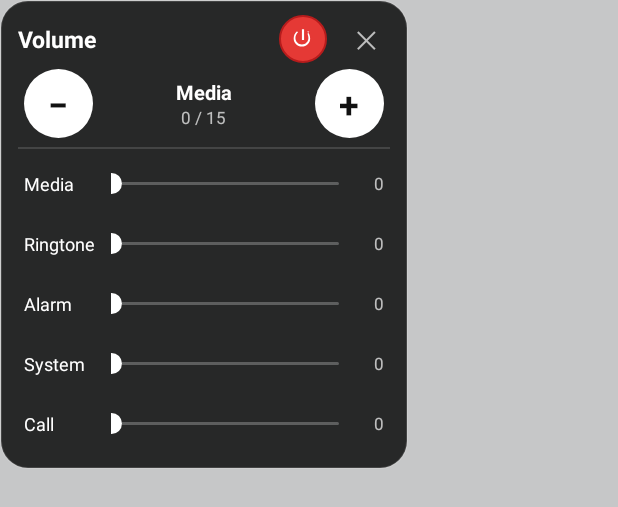
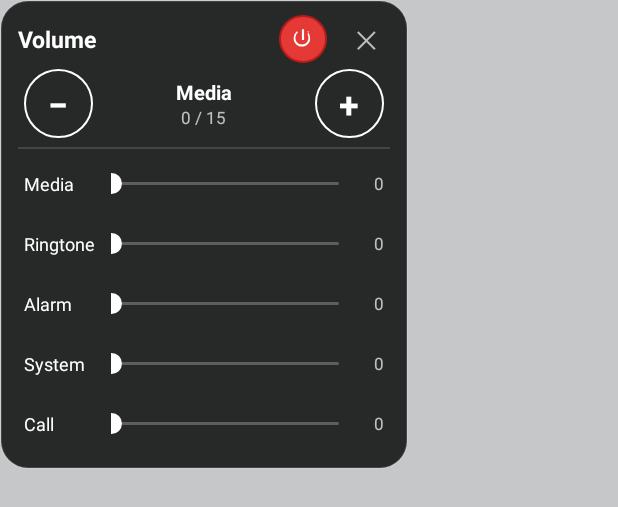
Before and after one commit to i-am-sleepy/floaty-oppoa3s, an Android app: the layout overlay_panel.xml on its own in the app's theme, with its tools: preview values and no code run, on a phone screen of 412 x 824 dp. Shown: the top 507 px of the screen. Run offline under Robolectric (Android 15) with nearby library versions, the phone set to English and light mode, and no system bars.

Commit message:
v1.4.1: outlined white +/− buttons (transparent fill, white signs)

```diff
--- a/app/build.gradle
+++ b/app/build.gradle
@@ -16,8 +16,8 @@ android {
         applicationId 'com.floaty.volume'
         minSdk 26          // Android 8.0 Oreo and newer (8.x, 9, 10, 11, 12+)
         targetSdk 28       // Android 9 behaviour: overlay + foreground-service rules
-        versionCode 5
-        versionName '1.4'
+        versionCode 6
+        versionName '1.4.1'
     }
 
     signingConfigs {
--- a/app/src/main/res/drawable/bg_step_button_dark.xml
+++ /dev/null
@@ -1,6 +0,0 @@
-<?xml version="1.0" encoding="utf-8"?>
-<!-- +/- step buttons on the dark panel: solid white, dark glyph. -->
-<shape xmlns:android="http://schemas.android.com/apk/res/android"
-    android:shape="oval">
-    <solid android:color="@color/step_bg_dark" />
-</shape>
--- /dev/null
+++ b/app/src/main/res/drawable/bg_step_button_outline.xml
@@ -0,0 +1,10 @@
+<?xml version="1.0" encoding="utf-8"?>
+<!-- +/- step buttons on the dark panel: transparent fill (the panel's black
+     background shows through) with a white circular outline. -->
+<shape xmlns:android="http://schemas.android.com/apk/res/android"
+    android:shape="oval">
+    <solid android:color="@android:color/transparent" />
+    <stroke
+        android:width="1.5dp"
+        android:color="@color/white" />
+</shape>
--- a/app/src/main/res/layout/overlay_panel.xml
+++ b/app/src/main/res/layout/overlay_panel.xml
@@ -80,10 +80,10 @@
                 android:layout_width="46dp"
                 android:layout_height="46dp"
                 android:layout_marginStart="4dp"
-                android:background="@drawable/bg_step_button_dark"
+                android:background="@drawable/bg_step_button_outline"
                 android:gravity="center"
                 android:text="−"
-                android:textColor="@color/step_text_dark"
+                android:textColor="@color/white"
                 android:textSize="24sp"
                 android:textStyle="bold" />
 
@@ -117,10 +117,10 @@
                 android:layout_width="46dp"
                 android:layout_height="46dp"
                 android:layout_marginEnd="4dp"
-                android:background="@drawable/bg_step_button_dark"
+                android:background="@drawable/bg_step_button_outline"
                 android:gravity="center"
                 android:text="+"
-                android:textColor="@color/step_text_dark"
+                android:textColor="@color/white"
                 android:textSize="24sp"
                 android:textStyle="bold" />
         </LinearLayout>
--- a/app/src/main/res/values/colors.xml
+++ b/app/src/main/res/values/colors.xml
@@ -22,6 +22,4 @@
     <color name="text_secondary_on_dark">#B3FFFFFF</color>
     <color name="divider_on_dark">#22FFFFFF</color>
     <color name="row_selected_on_dark">#26FFFFFF</color>
-    <color name="step_bg_dark">#FFFFFFFF</color>
-    <color name="step_text_dark">#FF111111</color>
 </resources>
```
Also changed, not shown: 1 other file.
